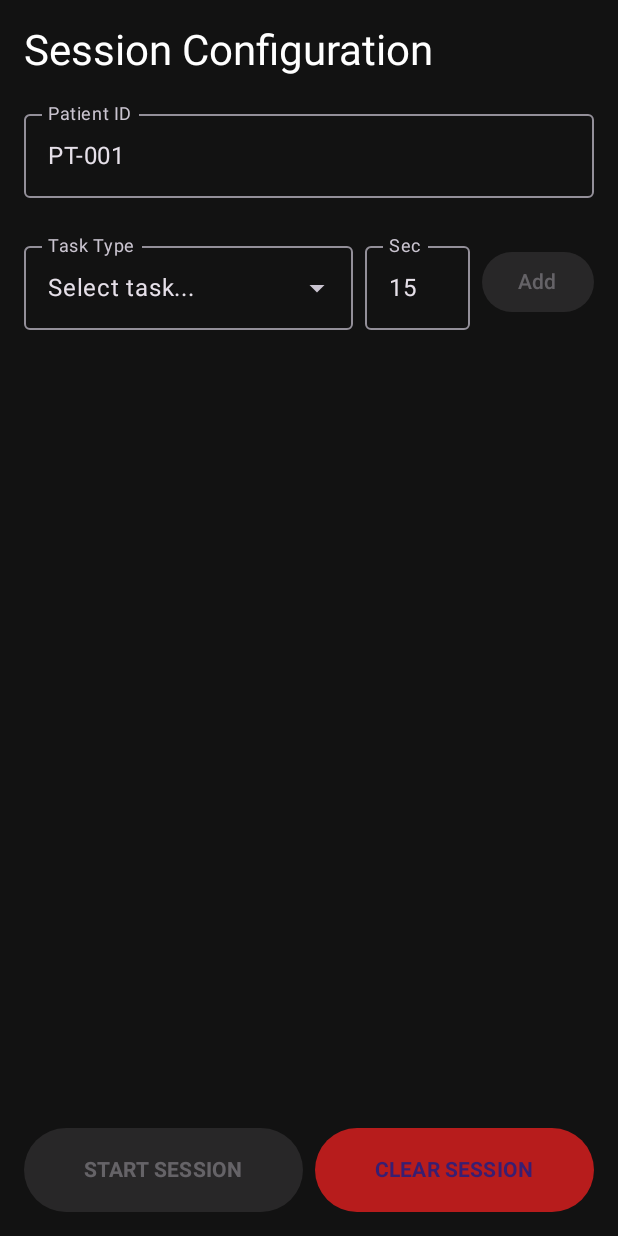
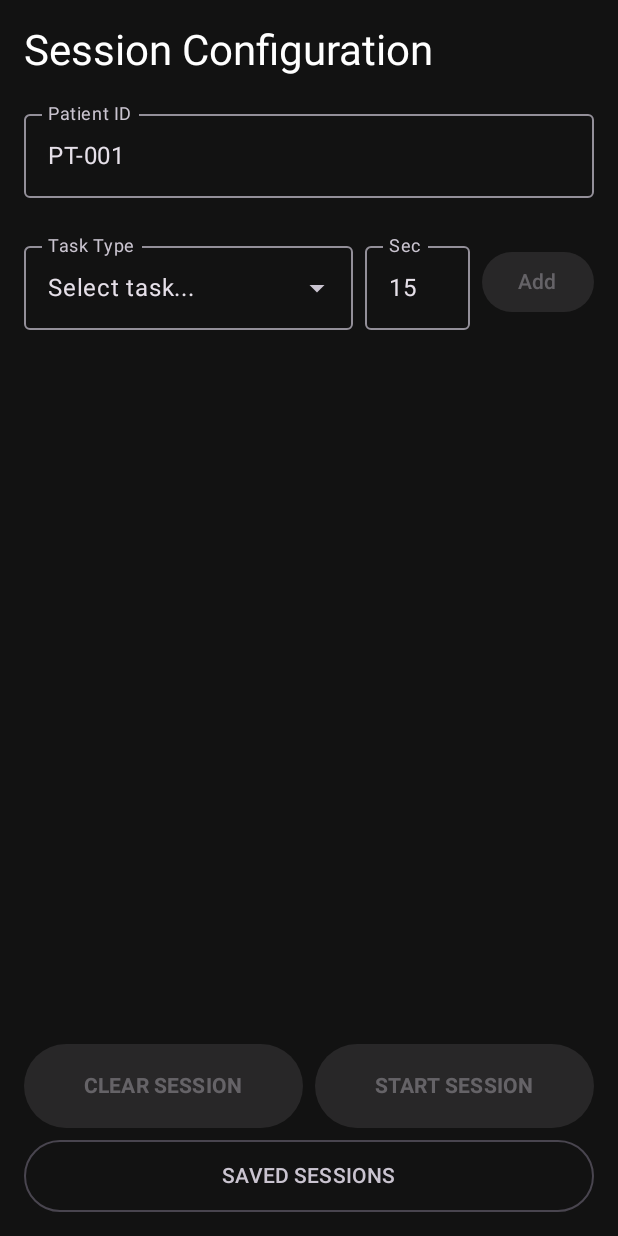
Before and after one commit to bogyoGH/RehabApp_thesis, an Android app built with Jetpack Compose: the screen it shows after launch (MainActivity), on a phone screen of 412 x 824 dp. Run offline under Robolectric (Android 15) with nearby library versions, the phone set to English and light mode, and no system bars.

Commit message:
Add saved sessions functionality and context handling for file storage.
- Introduced `SavedSessionsScreen` to display a list of saved session files, with refresh and navigation options.
- Added `AppContextHolder` to provide a global context reference for `FileStorage`.
- Updated `FileStorage` with `readText` and `listFiles` methods for retrieving saved session files.
- Enhanced `ConfigScreen` with a "Saved Sessions" button for navigation.
- Initialized `AppContextHolder` in `MainActivity` before rendering the UI.

```diff
--- a/composeApp/build.gradle.kts
+++ b/composeApp/build.gradle.kts
@@ -13,6 +13,7 @@ kotlin {
     androidTarget {
         compilerOptions {
             jvmTarget.set(JvmTarget.JVM_11)
+            freeCompilerArgs.add("-Xexpect-actual-classes")
         }
     }
 
--- /dev/null
+++ b/composeApp/src/androidMain/kotlin/org/example/project/AppContextHolder.kt
@@ -0,0 +1,18 @@
+package org.example.project
+
+import android.annotation.SuppressLint
+import android.content.Context
+import java.util.concurrent.atomic.AtomicReference
+
+@SuppressLint("StaticFieldLeak")
+object AppContextHolder {
+    private val contextRef = AtomicReference<Context?>(null)
+
+    var context: Context?
+        get() = contextRef.get()
+        set(value) {
+            contextRef.set(value)
+        }
+
+    fun isInitialized(): Boolean = contextRef.get() != null
+}
--- a/composeApp/src/androidMain/kotlin/org/example/project/MainActivity.kt
+++ b/composeApp/src/androidMain/kotlin/org/example/project/MainActivity.kt
@@ -13,6 +13,9 @@ class MainActivity : ComponentActivity() {
         enableEdgeToEdge()
         super.onCreate(savedInstanceState)
 
+        // 🔴 FONTOS: Context inicializálása AZONNAL, a setContent() ELŐTT
+        AppContextHolder.context = applicationContext
+
         setContent {
             App()
         }
--- a/composeApp/src/commonMain/kotlin/org/example/project/FileStorage.kt
+++ b/composeApp/src/commonMain/kotlin/org/example/project/FileStorage.kt
@@ -5,4 +5,6 @@ expect object FileStorage {
      * Elmenti a szöveges tartalmat egy fájlba és visszaadja az elérési utat.
      */
     fun saveText(fileName: String, content: String): String
+    fun readText(fileName: String): String?
+    fun listFiles(): List<String>
 }
--- a/composeApp/src/commonMain/kotlin/org/example/project/ui/ConfigScreen.kt
+++ b/composeApp/src/commonMain/kotlin/org/example/project/ui/ConfigScreen.kt
@@ -23,7 +23,8 @@ fun ConfigScreen(
     onPatientIdChange: (String) -> Unit,
     selectedTasks: MutableList<ScheduledTask>,
     onStart: () -> Unit,
-    onClearSession: () -> Unit
+    onClearSession: () -> Unit,
+    onOpenSavedSessions: () -> Unit
 ) {
     var expanded by remember { mutableStateOf(false) }
     var selectedTaskType by remember { mutableStateOf<RehabTaskType?>(null) }
@@ -118,10 +119,21 @@ fun ConfigScreen(
                 }
             }
         }
+
+        // A gombok sorát külön vettem a dialógustól
         Row(
             modifier = Modifier.fillMaxWidth().padding(top = 8.dp),
             horizontalArrangement = Arrangement.spacedBy(8.dp)
         ) {
+            Button(
+                onClick = { showClearSessionDialog = true },
+                modifier = Modifier.weight(1f).height(56.dp),
+                enabled = selectedTasks.isNotEmpty(), // Csak akkor aktív, ha van mit törölni
+                colors = ButtonDefaults.buttonColors(containerColor = Color(0xFFB71C1C))
+            ) {
+                Text("CLEAR SESSION", fontWeight = FontWeight.Bold)
+            }
+
             Button(
                 onClick = onStart,
                 modifier = Modifier.weight(1f).height(56.dp),
@@ -130,14 +142,19 @@ fun ConfigScreen(
             ) {
                 Text("START SESSION", fontWeight = FontWeight.Bold)
             }
-            Button(
-                onClick = { showClearSessionDialog = true },
-                modifier = Modifier.weight(1f).height(56.dp),
-                colors = ButtonDefaults.buttonColors(containerColor = Color(0xFFB71C1C))
-            ) {
-                Text("CLEAR SESSION", fontWeight = FontWeight.Bold)
         }
 
+        Spacer(modifier = Modifier.height(8.dp))
+
+        OutlinedButton(
+            onClick = onOpenSavedSessions,
+            modifier = Modifier.fillMaxWidth().height(48.dp)
+        ) {
+            Text("SAVED SESSIONS")
+        }
+    }
+
+    // A dialógust kivettem a Row-ból, és a funkció végére raktam (ahogy a Compose-ban szokás)
     if (showClearSessionDialog) {
         AlertDialog(
             onDismissRequest = { showClearSessionDialog = false },
@@ -146,11 +163,11 @@ fun ConfigScreen(
             confirmButton = {
                 TextButton(
                     onClick = {
-                                selectedTasks.clear() // Ez üríti ki a listát
+                        onClearSession() // A fentről kapott lambdát hívjuk meg
                         showClearSessionDialog = false
                     }
                 ) {
-                            Text("Igen", color = Color(0xFFEF5350)) // Pirosas szín a törlésnek
+                    Text("Igen", color = Color(0xFFEF5350))
                 }
             },
             dismissButton = {
@@ -164,5 +181,3 @@ fun ConfigScreen(
         )
     }
 }
-    }
-}
```
Also changed, not shown: composeApp/src/androidMain/kotlin/org/example/project/FileStorage.kt (+27 -3 lines), composeApp/src/commonMain/kotlin/org/example/project/ui/App.kt (+8 -0 lines), composeApp/src/commonMain/kotlin/org/example/project/ui/SavedSessionScreen.kt (added, +96 -0 lines), 1 other file. Lines whose indentation alone changed are shown as unchanged.
